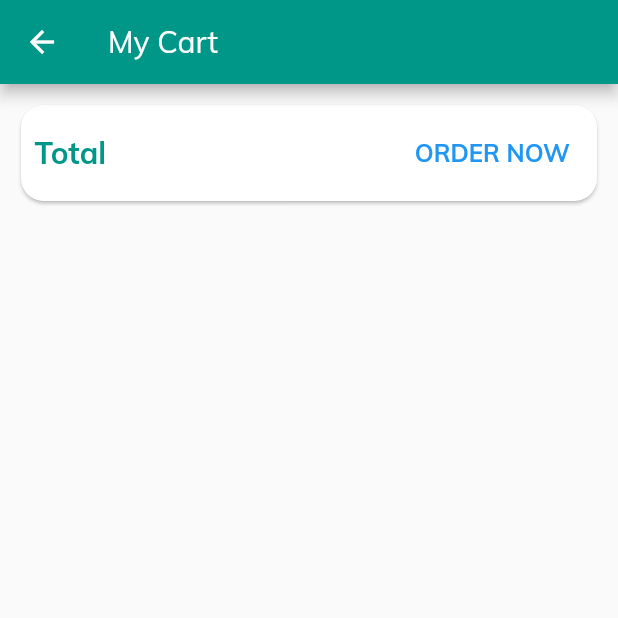
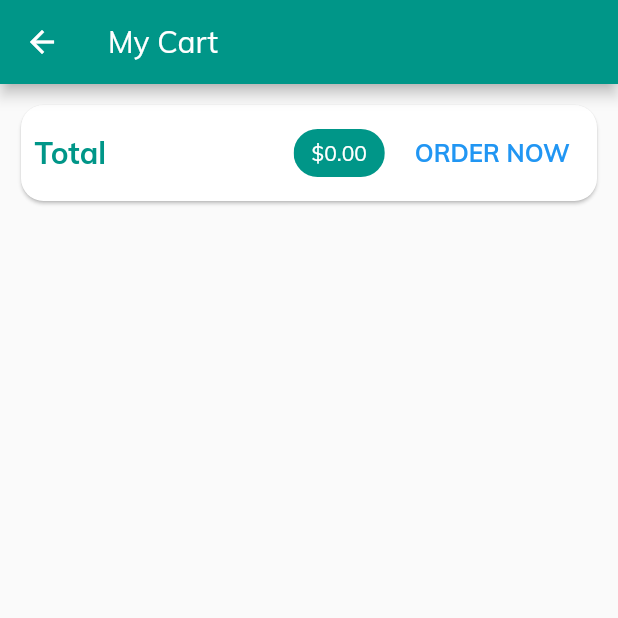
Before and after one commit to ashishs07/shop, a Flutter app: the CartScreen screen opened by its route, after a tap on "ORDER NOW", on a phone screen of 412 x 824 dp, the top half of it. Run offline on Flutter 3.47's test engine with Material 2 defaults, Android fonts, the phone set to English and light mode, and no system bars; our stand-ins replace cloud_firestore, firebase_auth; accounts and stored records are empty.

Commit message:
Orders sorted by date

```diff
--- a/lib/providers/cart_provider.dart
+++ b/lib/providers/cart_provider.dart
@@ -5,7 +5,6 @@ import '../models/product.dart';
 
 abstract class CartBase {
   Stream<List<CartItem>> getCartItems();
-  Future<Map<String, dynamic>> getCartItemsData();
   Future<void> addToCart(Product product);
   Future<void> removeitem(String cartItemId);
 }
@@ -28,7 +27,7 @@ class CartProvider implements CartBase {
         ),
       );
 
-  Future<Map<String, dynamic>> getCartItemsData() async {
+  /*  Future<Map<String, dynamic>> getCartItemsData() async {
     double amount = 0;
     int quantity = 0;
     List<CartItem> cartItems = [];
@@ -54,7 +53,7 @@ class CartProvider implements CartBase {
       'quantity': quantity.toString(),
       'list': cartItems,
     };
-  }
+  } */
 
   Future<void> clearCart() async {
     final snapshot =
--- a/lib/providers/database/firestore_service.dart
+++ b/lib/providers/database/firestore_service.dart
@@ -12,15 +12,20 @@ class FirestoreService {
     @required Map<String, dynamic> data,
   }) async {
     final reference = _instance.document(path);
-    print('$path: $data');
     await reference.setData(data);
   }
 
   Stream<List<T>> collectionStream<T>({
     @required String path,
     @required T builder(DocumentSnapshot data),
+    String orderBy,
   }) {
-    final reference = _instance.collection(path);
+    Query reference;
+    reference = _instance.collection(path);
+    if (orderBy != null) {
+      reference = _instance.collection(path).orderBy('date');
+    }
+
     final snapshots = reference.snapshots();
     return snapshots.map((snapshot) =>
         snapshot.documents.map((snapshot) => builder(snapshot)).toList());
--- a/lib/providers/orders_provider.dart
+++ b/lib/providers/orders_provider.dart
@@ -13,6 +13,7 @@ class OrdersProvider implements OrdersBase {
   final _instance = Firestore.instance;
 
   Stream<List<OrderItem>> getOrders() => _service.collectionStream(
+        orderBy: 'date',
         path: 'users/$uid/orders',
         builder: (snapshot) => OrderItem(
           id: snapshot.documentID,
--- a/lib/routes.dart
+++ b/lib/routes.dart
@@ -10,11 +10,4 @@ Map<String, Widget Function(BuildContext)> routes = {
   CartScreen.routeName: (ctx) => CartScreen(),
   OrdersScreen.routeName: (ctx) => OrdersScreen(),
   ProductScreen.routeName: (ctx) => ProductScreen(),
-  /*  AuthScreen.routeName: (ctx) => AuthScreen(),
-            ProductOverViewScreen.routeName: (ctx) => ProductOverViewScreen(),
-
-
-
-            UserModScreen.routeName: (ctx) => UserModScreen(),
-            ProductEditScreen.routeName: (ctx) => ProductEditScreen(), */
 };
--- a/lib/screens/cart_screen/cart_screen.dart
+++ b/lib/screens/cart_screen/cart_screen.dart
@@ -40,7 +40,7 @@ class CartScreen extends StatelessWidget {
               itemCount: cartItems.length,
             );
           } else {
-            return Text('Your cart is Empty');
+            return Center(child: Text('Your cart is Empty'));
           }
         });
   }
--- a/lib/screens/cart_screen/cart_top.dart
+++ b/lib/screens/cart_screen/cart_top.dart
@@ -13,21 +13,23 @@ class CartTopCard extends StatefulWidget {
 class _CartTopCardState extends State<CartTopCard> {
   var _ordering = false;
 
+  int cartCount = 0;
+  double cartAmount = 0.0;
+  List<CartItem> cartItems = [];
+
   Future<void> _orderNow() async {
     setState(() {
       _ordering = true;
     });
 
-    final cart = Provider.of<CartProvider>(context, listen: false);
-    final cartItemsData = await cart.getCartItemsData();
+    await Provider.of<OrdersProvider>(context, listen: false).placeOrder({
+      'totalAmount': cartAmount.toString(),
+      'cartItems': cartCount.toString(),
+      'date': DateTime.now().toIso8601String(),
+    }, cartItems);
 
-    await Provider.of<OrdersProvider>(context, listen: false).placeOrder({
-      'totalAmount': cartItemsData['amount'],
-      'cartItems': cartItemsData['quantity'],
-      'date': DateTime.now().toIso8601String(),
-    }, (cartItemsData['list'] as List<CartItem>));
+    await Provider.of<CartProvider>(context, listen: false).clearCart();
 
-    await cart.clearCart();
     setState(() {
       _ordering = false;
     });
@@ -51,13 +53,27 @@ class _CartTopCardState extends State<CartTopCard> {
             ),
             Spacer(),
             SizedBox(width: 15),
-            /* Chip(
-              label: Text(
-                '\$${widget.totalAmount.toStringAsFixed(2)}',
-                style: TextStyle(color: Colors.white),
-              ),
-              backgroundColor: Theme.of(context).primaryColor,
-            ), */
+            StreamBuilder<List<CartItem>>(
+                stream: Provider.of<CartProvider>(context).getCartItems(),
+                builder: (context, snapshot) {
+                  if (snapshot.hasData) {
+                    cartItems = snapshot.data;
+                    cartCount = 0;
+                    cartAmount = 0;
+                    cartItems.forEach((cartItem) {
+                      cartCount += cartItem.quantity;
+                      cartAmount += cartItem.quantity * cartItem.price;
+                    });
+                    return Chip(
+                      label: Text(
+                        '\$${cartAmount.toStringAsFixed(2)}',
+                        style: TextStyle(color: Colors.white),
+                      ),
+                      backgroundColor: Theme.of(context).primaryColor,
+                    );
+                  }
+                  return CircularProgressIndicator();
+                }),
             SizedBox(width: 10),
             _ordering
                 ? CircularProgressIndicator()
--- a/lib/screens/orders_screen/orders_screen.dart
+++ b/lib/screens/orders_screen/orders_screen.dart
@@ -39,7 +39,7 @@ class OrdersScreen extends StatelessWidget {
                           return Card(
                               child: ExpansionTile(
                             backgroundColor: Colors.black26,
-                            title: Text(orders[index].id),
+                            title: Text(orders[index].date.toString()),
                             subtitle:
                                 Text('Amount \$ ${orders[index].totalAmount}'),
                             children: children,
```
